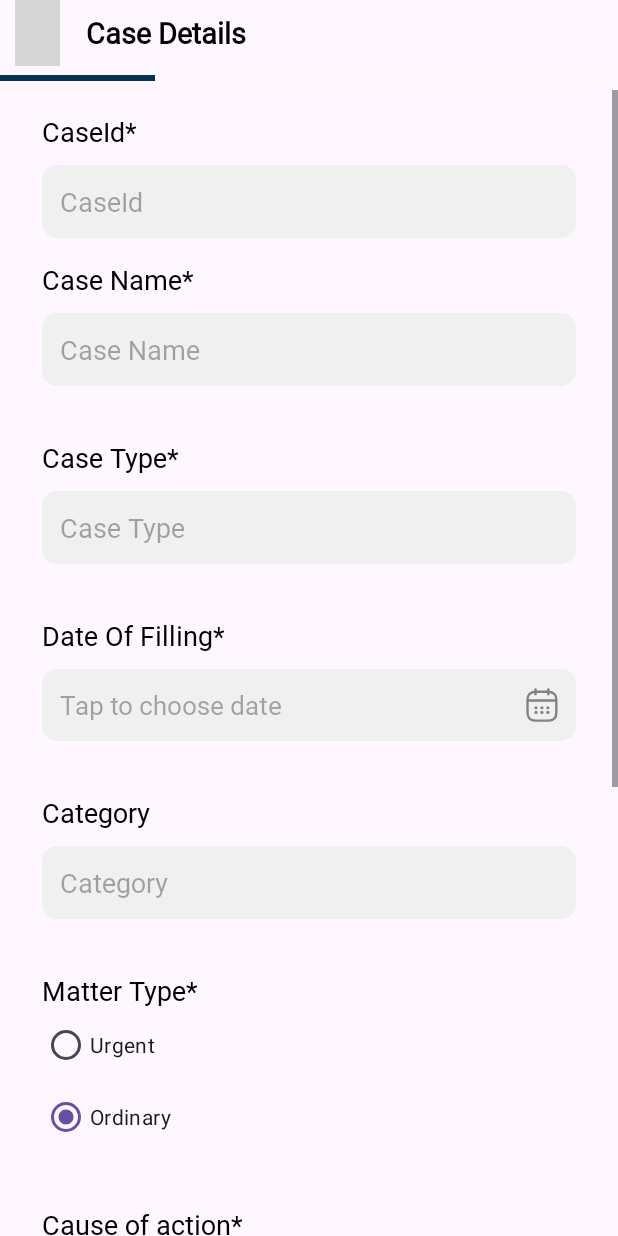
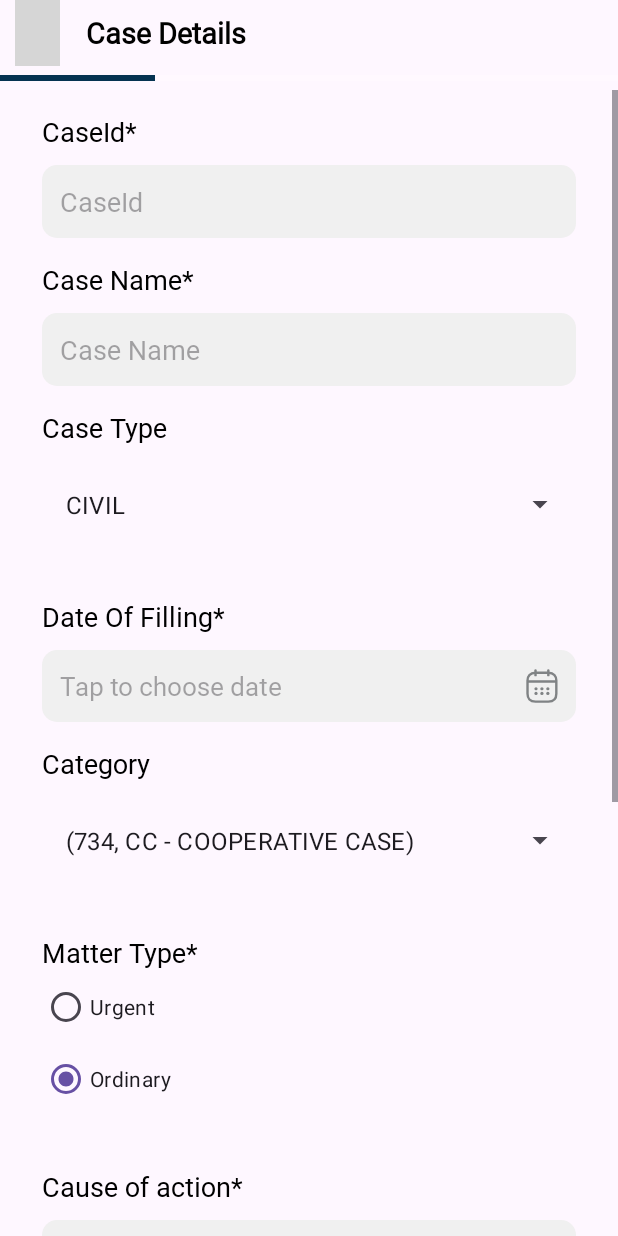
Before and after one commit to Broody-boy/JuryTech, an Android app: the CaseDetailsFragment screen opened directly, with no data from a screen before it, on a phone screen of 412 x 824 dp. Run offline under Robolectric (Android 15) with nearby library versions, the phone set to English and light mode, and no system bars; grey boxes are pictures that could not be loaded.

Commit message:
Added spinners for caseCategory and caseType

```diff
--- a/app/src/main/java/com/example/lawdcm/registernewcase/CaseDetailsFragment.kt
+++ b/app/src/main/java/com/example/lawdcm/registernewcase/CaseDetailsFragment.kt
@@ -7,18 +7,22 @@ import androidx.fragment.app.Fragment
 import android.view.LayoutInflater
 import android.view.View
 import android.view.ViewGroup
+import android.widget.ArrayAdapter
 import android.widget.RadioButton
+import android.widget.Toast
 import androidx.lifecycle.ViewModelProvider
 import androidx.navigation.NavController
 import androidx.navigation.fragment.findNavController
 import com.example.lawdcm.R
 import com.example.lawdcm.databinding.FragmentCaseDetailsBinding
 import com.example.lawdcm.models.CaseDetails
+import com.example.lawdcm.singleton.CaseCategoryList
 import com.example.lawdcm.viewmodels.RegisterNewCaseViewModel
 import java.util.Calendar
 
 class CaseDetailsFragment : Fragment() {
-
+    private lateinit var caseCategoryList: List<Pair<Int, String>>
+    private var caseTypeList : ArrayList<String> = ArrayList()
     private lateinit var binding: FragmentCaseDetailsBinding
     private lateinit var navController: NavController
     private lateinit var vmRegisterNewCaseViewModel: RegisterNewCaseViewModel
@@ -37,6 +41,17 @@ class CaseDetailsFragment : Fragment() {
         super.onViewCreated(view, savedInstanceState)
 
         if(!isAdded) return
+
+        caseTypeList.add("CIVIL")
+        caseTypeList.add("CRIMINAL")
+
+        val adapterCaseType = ArrayAdapter(requireActivity(), R.layout.auto_textview , caseTypeList)
+        binding.spinnerCaseType.adapter = adapterCaseType
+
+        caseCategoryList = CaseCategoryList().caseCategoryList
+
+        val adapterCaseCategory = ArrayAdapter(requireActivity(), R.layout.auto_textview , caseCategoryList)
+        binding.spinnerCaseCategory.adapter = adapterCaseCategory
 
         //ActiveJudges.getJudgesListFromFirebase("28398")
 
@@ -74,9 +89,10 @@ class CaseDetailsFragment : Fragment() {
     private fun updateCaseDetailsIntoViewModel() {
         currObj.caseId = binding.etCaseId.text.toString()
         currObj.caseName = binding.etCaseName.text.toString()
-        currObj.caseType = binding.etCaseType.text.toString().uppercase()
+        currObj.caseType = caseTypeList[binding.spinnerCaseType.selectedItemPosition]
         currObj.dateOfFiling = binding.tvTapToChooseDateOfFilling.text.toString()
-        currObj.caseCategory = binding.etCaseCategory.text.toString()
+        currObj.caseCategory = caseCategoryList[binding.spinnerCaseCategory.selectedItemPosition].first.toString()
+        Toast.makeText(requireContext(), "${currObj.caseCategory}", Toast.LENGTH_SHORT).show()
         currObj.matterType = binding.rgMatterType.findViewById<RadioButton>(binding.rgMatterType
             .checkedRadioButtonId).text.toString().uppercase()
         currObj.causeOfAction = binding.etCauseOfAction.text.toString()
--- /dev/null
+++ b/app/src/main/java/com/example/lawdcm/singleton/CaseCategoryList.kt
@@ -0,0 +1,86 @@
+package com.example.lawdcm.singleton
+
+class CaseCategoryList {
+    val caseCategoryId = arrayListOf(
+        734, 736, 853, 856, 977, 1822, 1892, 5070, 5098, 5943, 6716, 6743,
+        284, 724, 1016, 1104, 1105, 1532, 1554, 1702, 1706, 1788, 1803, 1810,
+        1937, 1943, 2045, 2073, 2090, 2243, 2290, 2299, 2302, 2303, 2327, 2338,
+        2355, 2639, 2920, 2934, 3247, 3694, 3850, 4051, 4484, 4826, 4882, 4920,
+        5003, 5032, 5085, 5188, 5539, 5559, 5671, 5707, 6049, 6748, 6769, 7014,
+        7038, 7043, 7048, 7065, 7295, 7300, 7333, 7405
+    )
+    val caseCategoryName = arrayListOf(
+        "CC - COOPERATIVE CASE",
+        "GR CASE",
+        "C.C. - CRIMINAL CASES",
+        "S.C.C. - SUMMONS/SUMMARY CRIMINAL CASE",
+        "CR. REG. CASE - CR. REGULAR",
+        "NGR CASE",
+        "BAIL APPLICATION",
+        "C.C. - CONFISCATION CASE",
+        "S.C.C. - SUMMARY CRIMINAL CASE",
+        "CRIMINAL CASE",
+        "ST - SUMMARY TRIAL/SESSIONS TRIAL",
+        "OS - ORIGINAL SUIT",
+        "ANTICIPATORY BAIL - ANTICIPATORY BAIL PETITION",
+        "BAIL",
+        "CHI - CHALLAN IPC",
+        "CIVIL M.A.",
+        "CIVIL M.J.C.",
+        "COMPLAINT CASE",
+        "COMPLAINT INDEX",
+        "CR - CIVIL REVISION",
+        "CR - CRIME CASE",
+        "CR. CASE COMPLAINT (P)(CRIMINAL CASE) - CR. CASE COMPLAINT (P)",
+        "CR. M. A. - CRIMINAL MISC. APPLICATION",
+        "CR. MISC. CASES - CR. MISC",
+        "CRI.BAIL APPLN. - BAIL APPLICATION",
+        "CRI.M.A. - CRIMINAL MISC. APPLICATION",
+        "CRIMINAL COMPLAINT - CR. CASE COMPLAINT (O)",
+        "CRIMINAL MISC CASE (N)",
+        "CRIMINAL MISC. - CRL. MISC.",
+        "CRL.MISC. - CRIMINAL MISC.CASES",
+        "CRLMP",
+        "CRM - CRIMINAL MISC APPLICATION",
+        "CRMA J",
+        "CRMA S",
+        "CS - CIVIL SUIT",
+        "CT. CASES",
+        "DOMESTIC VIOLENCE CASES",
+        "EP - EXECUTION PETITION",
+        "FDA - FINAL DECREE APPLICATION",
+        "FINAL REPORT - FR",
+        "HINDU MARRIAGE ACT",
+        "MOTOR VEHICLE CLAIM ACT 1986",
+        "M.V.C. - ACCIDENT CLAIM CASES U/R M.V",
+        "MEX - MONEY EXECUTION",
+        "MISC. CRI. APPLICATION",
+        "MOTOR VEHICLE ACT",
+        "NACT - 138 NIA ACT",
+        "NGR CASE",
+        "OMP (I) (COMM.) - COMMERCIAL ARBITRATION U/S 9",
+        "OP TRAN - OP(TRANSFER)",
+        "OTHER ACT",
+        "P.C.R. - PRIVATE COMPLAINTS",
+        "RCA CIVIL DJ ADJ - REG. CIVIL APPEAL FOR DJ ADJ",
+        "RCT - RCT CASE",
+        "REGULAR BAIL",
+        "REMAND APPL POCSO",
+        "SC.ST (PA )ACT - SC/ST (PA )ACT",
+        "STC - SUMMARY TRIAL CASE",
+        "SUCCESSION ACT.",
+        "SUM - SUMMARY TRIAL",
+        "SUMMON TRIAL",
+        "SUMMONS FOR JUDGEMENT",
+        "D. V. CASES - DOMESTIC VIOLENCE CASES",
+        "T S ( DIV ) - T. S. ( DIV. )",
+        "TRANSFER PETITION(N)",
+        "TRAFFIC",
+        "TRF - TRAFFIC CASES",
+        "UCR - UNTRACE/CANCELLATION REPORT"
+    )
+
+    var caseCategoryList: List<Pair<Int, String>> = caseCategoryId.zip(caseCategoryName) { intValue, stringValue ->
+        Pair(intValue, stringValue)
+    }
+}
--- a/app/src/main/res/layout/activity_login_page.xml
+++ b/app/src/main/res/layout/activity_login_page.xml
@@ -148,7 +148,7 @@
             android:layout_below="@id/inputLayoutCourtId"
             app:boxStrokeWidth="0dp"
             app:boxStrokeWidthFocused="0dp"
-            android:hint="PASSKEY"
+            android:hint="PassKey"
             android:textColorHint="#a3aeb4"
             app:hintTextColor="#475a69">
             <EditText
@@ -170,7 +170,7 @@
             android:layout_width="wrap_content"
             android:layout_height="wrap_content"
             android:textSize="19dp"
-            android:text="Forgot your passkey?"
+            android:text="Forgot your PassKey?"
             android:fontFamily="@font/rounded_medium"
             android:layout_below="@id/inputLayoutPassKey"
             android:layout_marginTop="10dp"
--- a/app/src/main/res/layout/fragment_case_details.xml
+++ b/app/src/main/res/layout/fragment_case_details.xml
@@ -100,24 +100,24 @@
                 android:padding="12dp"
                 android:background="@drawable/bg_edittext_login"/>
 
+            <LinearLayout
+                android:layout_width="match_parent"
+                android:layout_height="wrap_content"
+                android:orientation="vertical">
                 <TextView
                     android:layout_width="match_parent"
                     android:layout_height="wrap_content"
-                android:text="Case Type*"
+                    android:text="Case Type"
                     android:textSize="18sp"
                     android:textColor="@color/black"
                     android:fontFamily="@font/rounded_bold"
-                android:layout_marginTop="35dp" />
-
-            <EditText
-                android:id="@+id/etCaseType"
+                    android:layout_marginTop="15dp"/>
+                <Spinner
+                    android:id="@+id/spinnerCaseType"
                     android:layout_width="match_parent"
                     android:layout_height="wrap_content"
-                android:hint="Case Type"
-                android:fontFamily="@font/rounded_medium"
-                android:layout_marginTop="10dp"
-                android:padding="12dp"
-                android:background="@drawable/bg_edittext_login"/>
+                    android:layout_marginTop="12dp" />
+            </LinearLayout>
 
             <TextView
                 android:layout_width="match_parent"
@@ -141,6 +141,10 @@
                 android:padding="12dp"
                 android:background="@drawable/bg_edittext_login"/>
 
+            <LinearLayout
+                android:layout_width="match_parent"
+                android:layout_height="wrap_content"
+                android:orientation="vertical">
                 <TextView
                     android:layout_width="match_parent"
                     android:layout_height="wrap_content"
@@ -148,17 +152,13 @@
                     android:textSize="18sp"
                     android:textColor="@color/black"
                     android:fontFamily="@font/rounded_bold"
-                android:layout_marginTop="35dp" />
-
-            <EditText
-                android:id="@+id/etCaseCategory"
+                    android:layout_marginTop="15dp"/>
+                <Spinner
+                    android:id="@+id/spinnerCaseCategory"
                     android:layout_width="match_parent"
                     android:layout_height="wrap_content"
-                android:hint="Category"
-                android:fontFamily="@font/rounded_medium"
-                android:layout_marginTop="10dp"
-                android:padding="12dp"
-                android:background="@drawable/bg_edittext_login"/>
+                    android:layout_marginTop="12dp" />
+            </LinearLayout>
 
             <TextView
                 android:layout_width="match_parent"
```
Also changed, not shown: app/src/main/java/com/example/lawdcm/singleton/ActiveJudges.kt (+0 -12 lines). Lines whose indentation alone changed are shown as unchanged.
